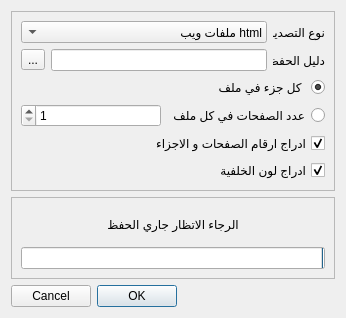
mahmoudbahaa/elkirtasse, file qbooks/ui/print.ui: the form before one commit.
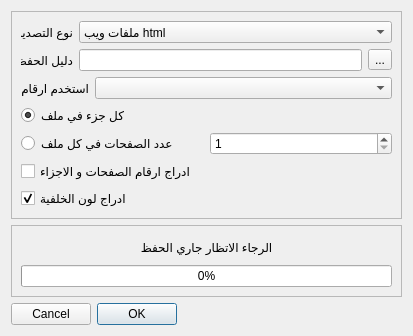
The form after the commit. Icons and pictures are not drawn.

What changed in the file:
```diff
--- a/qbooks/ui/print.ui
+++ b/qbooks/ui/print.ui
@@ -6,8 +6,8 @@
    <rect>
     <x>0</x>
     <y>0</y>
-    <width>346</width>
-    <height>318</height>
+    <width>413</width>
+    <height>336</height>
    </rect>
   </property>
   <property name="windowTitle">
@@ -17,9 +17,6 @@
    <iconset resource="images.qrc">
     <normaloff>:/images/image/groupb.png</normaloff>:/images/image/groupb.png</iconset>
   </property>
-  <property name="layoutDirection">
-   <enum>Qt::RightToLeft</enum>
-  </property>
   <layout class="QVBoxLayout" name="verticalLayout_3">
    <item>
     <widget class="QFrame" name="frame_2">
@@ -93,6 +90,27 @@
         </item>
        </layout>
       </item>
+      <item>
+       <layout class="QHBoxLayout" name="horizontalLayout_4">
+        <item>
+         <widget class="QLabel" name="label_4">
+          <property name="text">
+           <string>استخدم ارقام</string>
+          </property>
+         </widget>
+        </item>
+        <item>
+         <widget class="QComboBox" name="comboBoxNumber">
+          <property name="sizePolicy">
+           <sizepolicy hsizetype="Expanding" vsizetype="Fixed">
+            <horstretch>0</horstretch>
+            <verstretch>0</verstretch>
+           </sizepolicy>
+          </property>
+         </widget>
+        </item>
+       </layout>
+      </item>
       <item>
        <widget class="QRadioButton" name="radioButton_part">
         <property name="text">
@@ -129,9 +147,6 @@
         <property name="text">
          <string>ادراج ارقام الصفحات و الاجزاء</string>
         </property>
-        <property name="checked">
-         <bool>true</bool>
-        </property>
        </widget>
       </item>
       <item>
```
Left out of the diff: 9 changed lines with no effect on the pictures.
